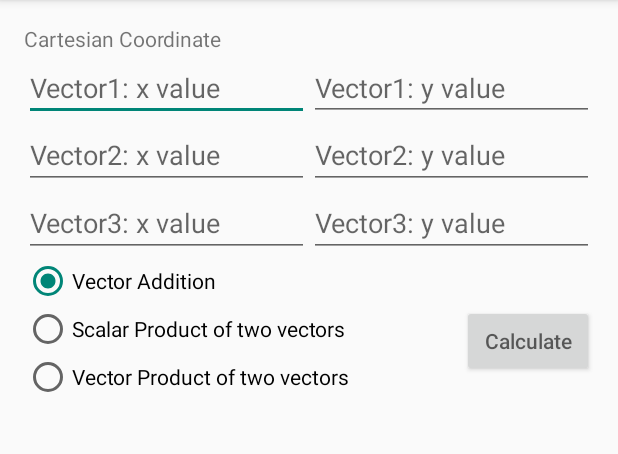
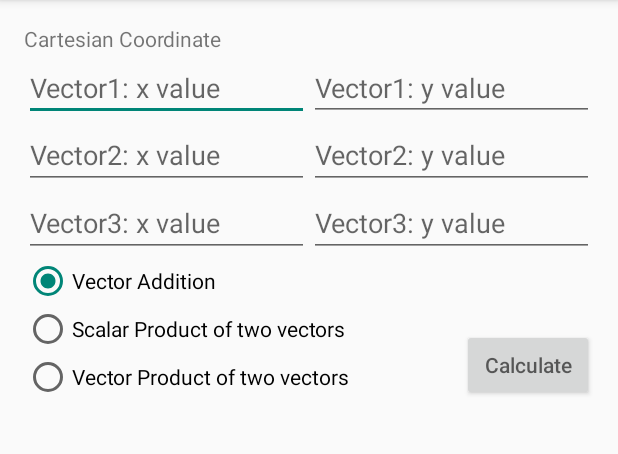
Before and after one commit to JadSayegh/AMV, an Android app: the screen it shows after launch (MainActivity), on a phone screen of 412 x 824 dp, the part 84-538 px from its top. Run offline under Robolectric (Android 15) with nearby library versions, the phone set to English and light mode, and no system bars.

Commit message:
Adding version with all functions of Cartesian coordinate  working

```diff
--- a/MobileVectorCalculatorTDD/app/src/main/java/com/mycompany/mobilevectorcalculatortdd/cartesianCoordinate.java
+++ b/MobileVectorCalculatorTDD/app/src/main/java/com/mycompany/mobilevectorcalculatortdd/cartesianCoordinate.java
@@ -37,7 +37,7 @@ public class cartesianCoordinate {
 
     }
 
-    public double vectorMult (Vector inputVector1,Vector inputVector2){
+    public static double vectorMult (Vector inputVector1,Vector inputVector2){
 
         x = ((inputVector1.x*inputVector2.y)-(inputVector1.y*inputVector2.x));
 
--- a/MobileVectorCalculatorTDD/app/src/main/res/layout/activity_main.xml
+++ b/MobileVectorCalculatorTDD/app/src/main/res/layout/activity_main.xml
@@ -24,7 +24,7 @@
             android:layout_height="wrap_content"
             android:layout_width="fill_parent"
             android:layout_weight="1"
-            android:inputType="numberSigned"
+            android:inputType="numberSigned|numberDecimal"
             android:hint="@string/vector1x1_hint" > </EditText>
 
         <EditText
@@ -34,7 +34,7 @@
             android:layout_height="wrap_content"
             android:layout_width="fill_parent"
             android:layout_weight="1"
-            android:inputType="numberSigned"
+            android:inputType="numberSigned|numberDecimal"
             android:hint="@string/vector1y1_hint"></EditText>
     </LinearLayout>
 
@@ -51,12 +51,14 @@
             android:layout_height="wrap_content"
             android:layout_width="fill_parent"
             android:layout_weight="1"
+            android:inputType="numberSigned|numberDecimal"
             android:hint="@string/vector2x2_hint"></EditText>
         <EditText
             android:id="@+id/y2"
             android:layout_height="wrap_content"
             android:layout_width="fill_parent"
             android:layout_weight="1"
+            android:inputType="numberSigned|numberDecimal"
             android:hint="@string/vector2y2_hint"></EditText>
     </LinearLayout>
 
@@ -73,14 +75,23 @@
             android:layout_height="wrap_content"
             android:layout_width="fill_parent"
             android:layout_weight="1"
+            android:inputType="numberSigned|numberDecimal"
             android:hint="@string/vector3x3_hint"></EditText>
         <EditText
             android:id="@+id/y3"
             android:layout_height="wrap_content"
             android:layout_width="fill_parent"
             android:layout_weight="1"
+            android:inputType="numberSigned|numberDecimal"
             android:hint="@string/vector3y3_hint"></EditText>
     </LinearLayout>
+
+    <RadioGroup
+        android:id="@+id/cartesian_radio"
+        android:layout_width="wrap_content"
+        android:layout_height="wrap_content"
+        android:layout_below="@id/v3">
+
 
     <RadioButton android:id="@+id/vector_addition"
         android:layout_width="wrap_content"
@@ -107,6 +118,7 @@
         android:layout_alignParentLeft="true"
         android:layout_alignParentStart="true" />
 
+    </RadioGroup>
 
     <Button
         android:onClick="sendMessage1"
@@ -114,11 +126,9 @@
         android:layout_width="wrap_content"
         android:layout_height="wrap_content"
         android:hint="@string/button_send1"
-        android:layout_below="@+id/vector_addition"
+        android:layout_alignBottom="@+id/cartesian_radio"
         android:layout_alignRight="@+id/v3"
         android:layout_alignEnd="@+id/v3" />
 
 
-
-
 </RelativeLayout>
```
Also changed, not shown: MobileVectorCalculatorTDD/app/src/main/java/com/mycompany/mobilevectorcalculatortdd/MainActivity.java (+79 -7 lines), MobileVectorCalculatorTDD/app/src/main/java/com/mycompany/mobilevectorcalculatortdd/SecondActivity.java (+23 -5 lines).
